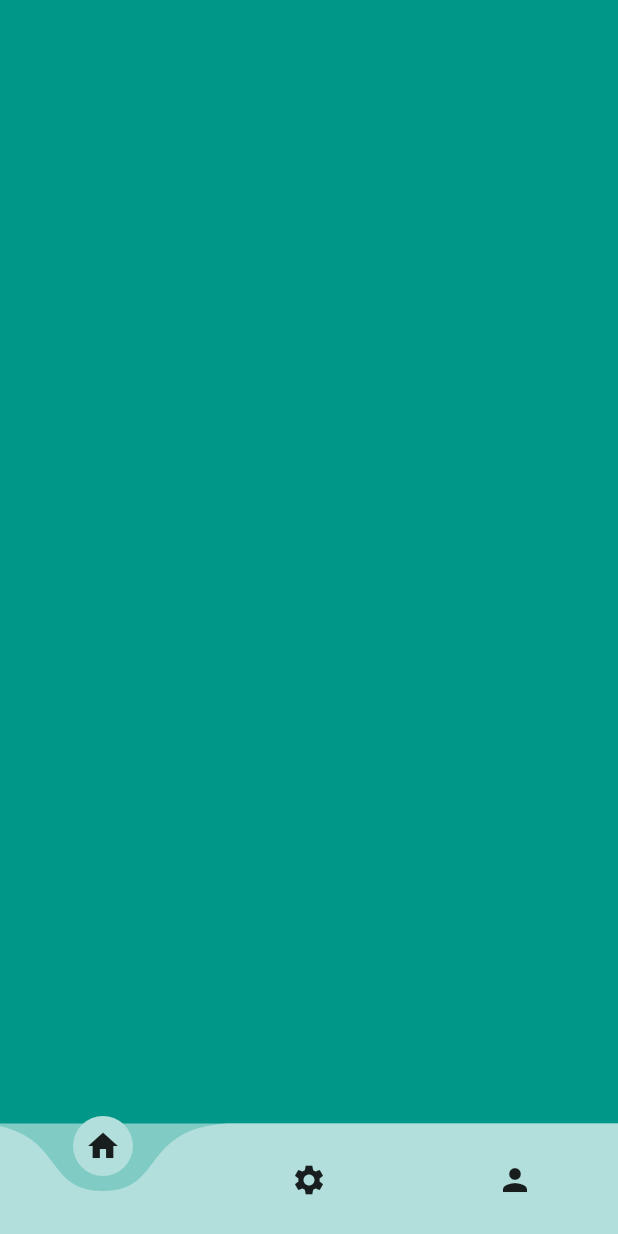
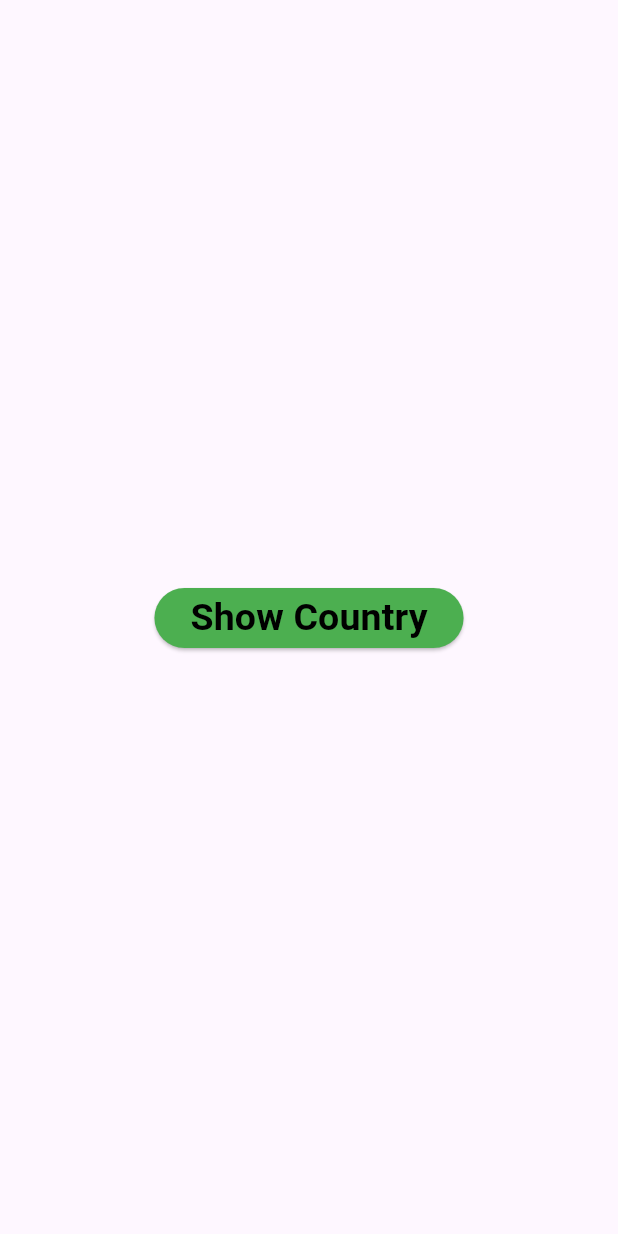
Before and after one commit to azizbekyokhubov1999/widgets_flutter_practise, a Flutter app: the screen it shows after launch, on a phone screen of 412 x 824 dp. Run offline on Flutter 3.47's test engine with Material 3 defaults, Android fonts, the phone set to English and light mode, and no system bars; drawn by our look-alikes of curved_navigation_bar; our stand-ins replace another_carousel_pro, country_picker, flutter_slidable, liquid_pull_to_refresh, percent_indicator, readmore and 1 more.

Commit message:
for video 33 | Country Picker widget

```diff
--- a/lib/main.dart
+++ b/lib/main.dart
@@ -3,6 +3,7 @@ import 'package:widgets_flutter_practise/pages/bottom_nav_bar.dart';
 import 'package:widgets_flutter_practise/pages/card_widget.dart';
 import 'package:widgets_flutter_practise/pages/check_box.dart';
 import 'package:widgets_flutter_practise/pages/choice_chip.dart';
+import 'package:widgets_flutter_practise/pages/country_picker.dart';
 import 'package:widgets_flutter_practise/pages/curved_bnb.dart';
 import 'package:widgets_flutter_practise/pages/data_table.dart';
 import 'package:widgets_flutter_practise/pages/date_picker.dart';
@@ -45,7 +46,7 @@ class MyApp extends StatelessWidget {
       theme: ThemeData(
         useMaterial3: true,
       ),
-      home: MyCurvedBNB()
+      home: MyCountryPicker()
     );
   }
 }
--- /dev/null
+++ b/lib/pages/country_picker.dart
@@ -0,0 +1,52 @@
+import 'package:country_picker/country_picker.dart';
+import 'package:flutter/material.dart';
+
+class MyCountryPicker extends StatefulWidget {
+  const MyCountryPicker({super.key});
+
+  @override
+  State<MyCountryPicker> createState() => _MyCountryPickerState();
+}
+
+class _MyCountryPickerState extends State<MyCountryPicker> {
+  @override
+  Widget build(BuildContext context) {
+    return Scaffold(
+      body: Center(
+        child: ElevatedButton(
+            onPressed: (){
+              showCountryPicker(
+                  context: context,
+                  onSelect: (Country country){
+                    ScaffoldMessenger.of(context).showSnackBar(
+                        SnackBar(
+                          backgroundColor: Colors.green,
+                            content: Text(
+                            country.name,
+                          style: TextStyle(
+                            color: Colors.white,
+                            fontSize: 25,
+                            fontWeight: FontWeight.bold,
+                            fontStyle: FontStyle.italic
+                          ),
+                        )
+                        )
+                    );
+                  }
+              );
+            },
+            style: ElevatedButton.styleFrom(
+              backgroundColor: Colors.green
+            ),
+            child: Text("Show Country",
+            style: TextStyle(
+              fontSize: 25,
+              fontWeight: FontWeight.bold,
+              color: Colors.black
+            ),
+            )
+        ),
+      ),
+    );
+  }
+}
--- a/pubspec.yaml
+++ b/pubspec.yaml
@@ -42,6 +42,7 @@ dependencies:
   liquid_pull_to_refresh: ^3.0.1
   percent_indicator: ^4.2.3
   curved_navigation_bar: ^1.0.6
+  country_picker: ^2.0.26
 
 dev_dependencies:
   flutter_test:
```
Also changed, not shown: pubspec.lock.
